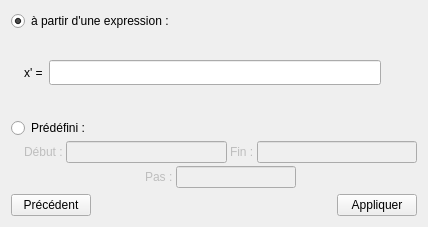
Above: DataPlot/filloptions.ui from AdelKS/ZeGrapher before the change. Below: the same form after it.
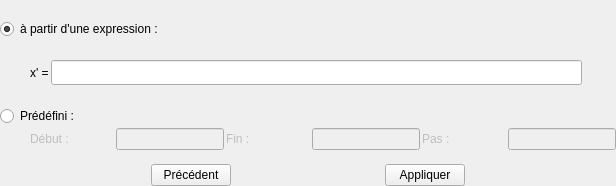
That is the form after the change. Icons and pictures are not drawn.

```diff
--- a/DataPlot/filloptions.ui
+++ b/DataPlot/filloptions.ui
@@ -6,8 +6,8 @@
    <rect>
     <x>0</x>
     <y>0</y>
-    <width>428</width>
-    <height>227</height>
+    <width>616</width>
+    <height>186</height>
    </rect>
   </property>
   <property name="sizePolicy">
@@ -19,7 +19,22 @@
   <property name="windowTitle">
    <string>Form</string>
   </property>
-  <layout class="QVBoxLayout" name="verticalLayout_5">
+  <layout class="QVBoxLayout" name="verticalLayout_2">
+   <property name="spacing">
+    <number>4</number>
+   </property>
+   <property name="leftMargin">
+    <number>0</number>
+   </property>
+   <property name="topMargin">
+    <number>0</number>
+   </property>
+   <property name="rightMargin">
+    <number>0</number>
+   </property>
+   <property name="bottomMargin">
+    <number>0</number>
+   </property>
    <item>
     <layout class="QHBoxLayout" name="horizontalLayout_6">
      <item>
@@ -29,6 +44,18 @@
        </property>
        <item>
         <widget class="QRadioButton" name="fromExpression">
+         <property name="sizePolicy">
+          <sizepolicy hsizetype="Minimum" vsizetype="Minimum">
+           <horstretch>0</horstretch>
+           <verstretch>0</verstretch>
+          </sizepolicy>
+         </property>
+         <property name="maximumSize">
+          <size>
+           <width>16777215</width>
+           <height>26</height>
+          </size>
+         </property>
          <property name="text">
           <string>à partir d'une expression :</string>
          </property>
@@ -38,16 +65,9 @@
         </widget>
        </item>
        <item>
-        <widget class="QWidget" name="widget" native="true">
-         <layout class="QHBoxLayout" name="horizontalLayout">
-          <property name="spacing">
-           <number>6</number>
-          </property>
-          <property name="margin">
-           <number>0</number>
-          </property>
+        <layout class="QHBoxLayout" name="horizontalLayout_3">
           <item>
-           <spacer name="horizontalSpacer">
+          <spacer name="horizontalSpacer_3">
             <property name="orientation">
              <enum>Qt::Horizontal</enum>
             </property>
@@ -56,14 +76,26 @@
             </property>
             <property name="sizeHint" stdset="0">
              <size>
-              <width>13</width>
-              <height>13</height>
+             <width>30</width>
+             <height>25</height>
              </size>
             </property>
            </spacer>
           </item>
           <item>
            <widget class="QLabel" name="label_3">
+           <property name="sizePolicy">
+            <sizepolicy hsizetype="Preferred" vsizetype="Minimum">
+             <horstretch>0</horstretch>
+             <verstretch>0</verstretch>
+            </sizepolicy>
+           </property>
+           <property name="maximumSize">
+            <size>
+             <width>16777215</width>
+             <height>16777215</height>
+            </size>
+           </property>
             <property name="text">
              <string>x' =</string>
             </property>
@@ -71,6 +103,12 @@
           </item>
           <item>
            <widget class="QLineEdit" name="expression">
+           <property name="sizePolicy">
+            <sizepolicy hsizetype="Expanding" vsizetype="Minimum">
+             <horstretch>0</horstretch>
+             <verstretch>0</verstretch>
+            </sizepolicy>
+           </property>
             <property name="maximumSize">
              <size>
               <width>16777215</width>
@@ -83,7 +121,6 @@
            </widget>
           </item>
          </layout>
-        </widget>
        </item>
       </layout>
      </item>
@@ -138,7 +175,7 @@
    <item>
     <layout class="QVBoxLayout" name="verticalLayout_4">
      <property name="spacing">
-      <number>3</number>
+      <number>2</number>
      </property>
      <item>
       <widget class="QRadioButton" name="predefined">
@@ -148,39 +185,28 @@
       </widget>
      </item>
      <item>
-      <widget class="QWidget" name="widget_2" native="true">
-       <property name="enabled">
-        <bool>false</bool>
-       </property>
-       <layout class="QHBoxLayout" name="horizontalLayout_4">
-        <property name="margin">
-         <number>0</number>
-        </property>
-        <item>
-         <spacer name="horizontalSpacer_4">
-          <property name="orientation">
-           <enum>Qt::Horizontal</enum>
-          </property>
-          <property name="sizeType">
-           <enum>QSizePolicy::Fixed</enum>
-          </property>
-          <property name="sizeHint" stdset="0">
-           <size>
-            <width>13</width>
-            <height>13</height>
-           </size>
-          </property>
-         </spacer>
-        </item>
-        <item>
-         <layout class="QVBoxLayout" name="verticalLayout_2">
-          <property name="spacing">
-           <number>3</number>
-          </property>
-          <item>
            <layout class="QHBoxLayout" name="horizontalLayout_2">
+       <item>
+        <spacer name="horizontalSpacer_2">
+         <property name="orientation">
+          <enum>Qt::Horizontal</enum>
+         </property>
+         <property name="sizeType">
+          <enum>QSizePolicy::Fixed</enum>
+         </property>
+         <property name="sizeHint" stdset="0">
+          <size>
+           <width>30</width>
+           <height>20</height>
+          </size>
+         </property>
+        </spacer>
+       </item>
             <item>
              <widget class="QLabel" name="label">
+         <property name="enabled">
+          <bool>false</bool>
+         </property>
               <property name="text">
                <string>Début :</string>
               </property>
@@ -188,9 +214,18 @@
             </item>
             <item>
              <widget class="QLineEdit" name="start">
+         <property name="enabled">
+          <bool>false</bool>
+         </property>
+         <property name="sizePolicy">
+          <sizepolicy hsizetype="Preferred" vsizetype="Fixed">
+           <horstretch>0</horstretch>
+           <verstretch>0</verstretch>
+          </sizepolicy>
+         </property>
               <property name="minimumSize">
                <size>
-                <width>90</width>
+           <width>0</width>
                 <height>0</height>
                </size>
               </property>
@@ -207,6 +242,9 @@
             </item>
             <item>
              <widget class="QLabel" name="label_2">
+         <property name="enabled">
+          <bool>false</bool>
+         </property>
               <property name="text">
                <string>Fin :</string>
               </property>
@@ -214,9 +252,18 @@
             </item>
             <item>
              <widget class="QLineEdit" name="end">
+         <property name="enabled">
+          <bool>false</bool>
+         </property>
+         <property name="sizePolicy">
+          <sizepolicy hsizetype="Preferred" vsizetype="Fixed">
+           <horstretch>0</horstretch>
+           <verstretch>0</verstretch>
+          </sizepolicy>
+         </property>
               <property name="minimumSize">
                <size>
-                <width>90</width>
+           <width>0</width>
                 <height>0</height>
                </size>
               </property>
@@ -230,26 +277,12 @@
                <bool>false</bool>
               </property>
              </widget>
-            </item>
-           </layout>
-          </item>
-          <item>
-           <layout class="QHBoxLayout" name="horizontalLayout_3">
-            <item>
-             <spacer name="horizontalSpacer_2">
-              <property name="orientation">
-               <enum>Qt::Horizontal</enum>
-              </property>
-              <property name="sizeHint" stdset="0">
-               <size>
-                <width>40</width>
-                <height>20</height>
-               </size>
-              </property>
-             </spacer>
             </item>
             <item>
              <widget class="QLabel" name="label_4">
+         <property name="enabled">
+          <bool>false</bool>
+         </property>
               <property name="text">
                <string>Pas :</string>
               </property>
@@ -257,6 +290,15 @@
             </item>
             <item>
              <widget class="QLineEdit" name="step">
+         <property name="enabled">
+          <bool>false</bool>
+         </property>
+         <property name="sizePolicy">
+          <sizepolicy hsizetype="Preferred" vsizetype="Fixed">
+           <horstretch>0</horstretch>
+           <verstretch>0</verstretch>
+          </sizepolicy>
+         </property>
               <property name="maximumSize">
                <size>
                 <width>16777215</width>
@@ -268,30 +310,41 @@
               </property>
              </widget>
             </item>
+      </layout>
+     </item>
+    </layout>
+   </item>
             <item>
-             <spacer name="horizontalSpacer_3">
+    <spacer name="verticalSpacer_2">
               <property name="orientation">
-               <enum>Qt::Horizontal</enum>
+      <enum>Qt::Vertical</enum>
+     </property>
+     <property name="sizeType">
+      <enum>QSizePolicy::Fixed</enum>
               </property>
               <property name="sizeHint" stdset="0">
                <size>
-                <width>40</width>
-                <height>20</height>
+       <width>20</width>
+       <height>10</height>
                </size>
               </property>
              </spacer>
-            </item>
-           </layout>
-          </item>
-         </layout>
-        </item>
-       </layout>
-      </widget>
-     </item>
-    </layout>
    </item>
    <item>
     <layout class="QHBoxLayout" name="horizontalLayout_5">
+     <item>
+      <spacer name="horizontalSpacer">
+       <property name="orientation">
+        <enum>Qt::Horizontal</enum>
+       </property>
+       <property name="sizeHint" stdset="0">
+        <size>
+         <width>40</width>
+         <height>20</height>
+        </size>
+       </property>
+      </spacer>
+     </item>
      <item>
       <widget class="QPushButton" name="previous">
        <property name="maximumSize">
@@ -331,6 +384,19 @@
        </property>
       </widget>
      </item>
+     <item>
+      <spacer name="horizontalSpacer_4">
+       <property name="orientation">
+        <enum>Qt::Horizontal</enum>
+       </property>
+       <property name="sizeHint" stdset="0">
+        <size>
+         <width>40</width>
+         <height>20</height>
+        </size>
+       </property>
+      </spacer>
+     </item>
     </layout>
    </item>
   </layout>
```
Left out of the diff: 236 changed lines with no effect on the pictures. Lines whose indentation alone changed are shown as unchanged.
